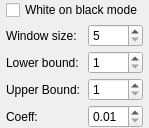
First picture: the form in filters/output/ui/WolfBinarizationOptionsWidget.ui, repository 4lex4/scantailor-advanced, before the edit.
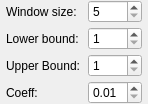
Second picture: the form after the edit.

Patch:
```diff
--- a/filters/output/ui/WolfBinarizationOptionsWidget.ui
+++ b/filters/output/ui/WolfBinarizationOptionsWidget.ui
@@ -6,8 +6,8 @@
    <rect>
     <x>0</x>
     <y>0</y>
-    <width>149</width>
-    <height>125</height>
+    <width>148</width>
+    <height>100</height>
    </rect>
   </property>
   <property name="sizePolicy">
@@ -49,18 +49,6 @@
     </spacer>
    </item>
    <item>
-    <layout class="QVBoxLayout" name="verticalLayout_2">
-     <item>
-      <widget class="QCheckBox" name="whiteOnBlackModeCB">
-       <property name="toolTip">
-        <string>This options should be enabled when the text or content is placed on the darker background</string>
-       </property>
-       <property name="text">
-        <string>White on black mode</string>
-       </property>
-      </widget>
-     </item>
-     <item>
       <layout class="QGridLayout" name="gridLayout">
        <item row="0" column="1">
         <widget class="QSpinBox" name="windowSize">
@@ -144,8 +132,6 @@
           <double>0.010000000000000</double>
          </property>
         </widget>
-       </item>
-      </layout>
      </item>
     </layout>
    </item>
```
Lines whose indentation alone changed are shown as unchanged.
